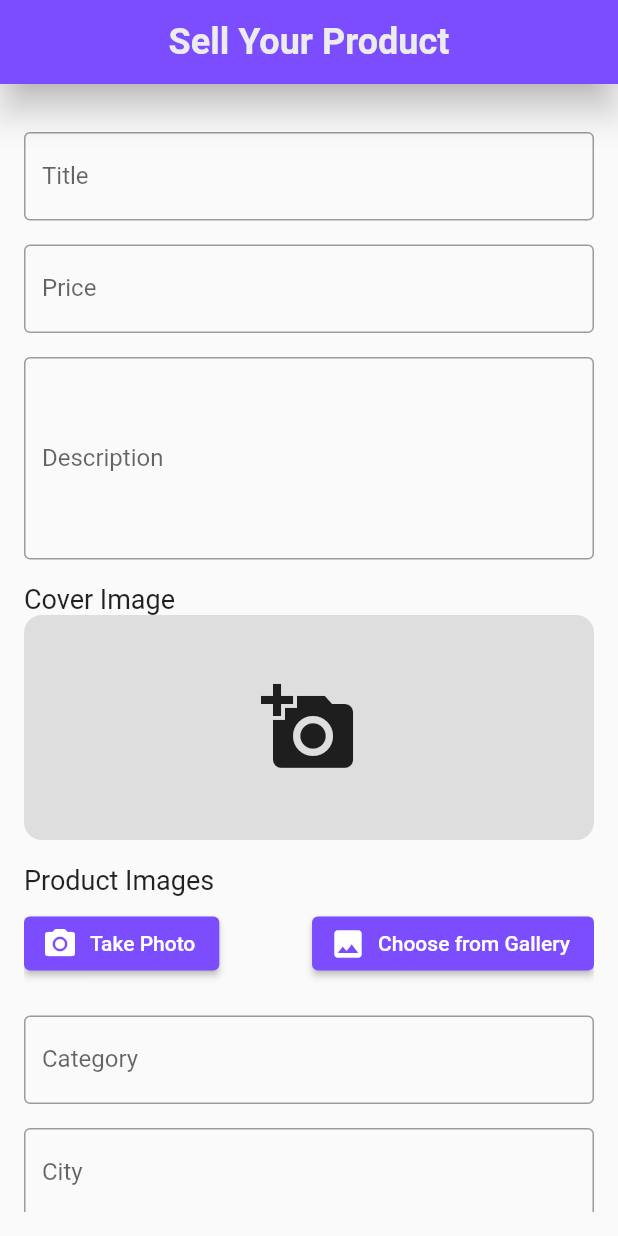
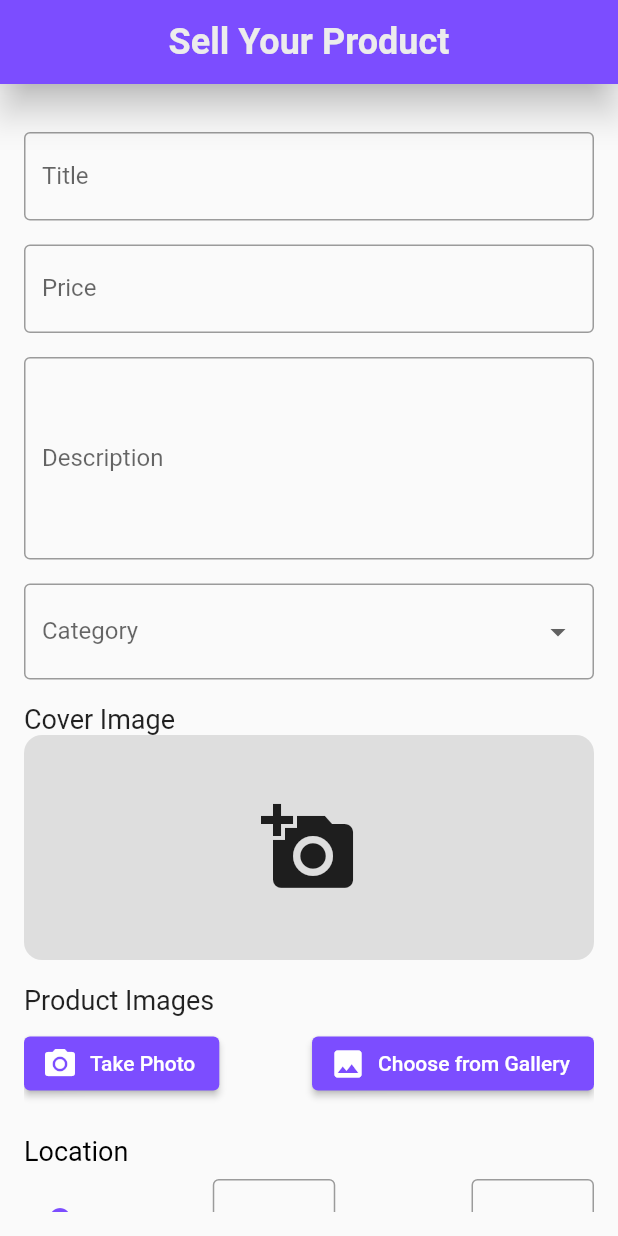
Before and after one commit to AhmedAmgad28/Uni-Hub, a Flutter app: the SellProductPage screen opened by its route, on a phone screen of 412 x 824 dp. Run offline on Flutter 3.47's test engine with Material 2 defaults, Android fonts, the phone set to English and light mode, and no system bars; our stand-ins replace flutter_secure_storage, geolocator, image_picker; accounts and stored records are empty; network calls fail.

Commit message:
adding DropMenu to the Category field

```diff
--- a/lib/pages/sell_your_product.dart
+++ b/lib/pages/sell_your_product.dart
@@ -4,7 +4,6 @@ import 'package:project_v2/helper/constants.dart';
 import 'package:image_picker/image_picker.dart';
 import '../services/add_product.dart';
 import 'package:geolocator/geolocator.dart';
-
 import 'navigator_home_page.dart';
 
 class SellProductPage extends StatefulWidget {
@@ -14,6 +13,13 @@ class SellProductPage extends StatefulWidget {
 
   @override
   State<SellProductPage> createState() => _SellProductPageState();
+}
+
+class Category {
+  final String value;
+  final String label;
+
+  const Category({required this.value, required this.label});
 }
 
 class _SellProductPageState extends State<SellProductPage> {
@@ -28,6 +34,13 @@ class _SellProductPageState extends State<SellProductPage> {
   final _addressController = TextEditingController();
   final _locationDescriptionController = TextEditingController();
   final List<File> _selectedImages = [];
+
+  final List<Category> _categories = [
+    const Category(value: 'Books', label: 'Books'),
+    const Category(value: 'Tools', label: 'Tools'),
+    const Category(value: 'Services', label: 'Services'),
+    const Category(value: 'Other', label: 'Other'),
+  ];
 
   Future<void> _getImage(ImageSource source) async {
     final pickedFile = await ImagePicker().pickImage(source: source);
@@ -94,7 +107,8 @@ class _SellProductPageState extends State<SellProductPage> {
         // ignore: use_build_context_synchronously
         Navigator.pushNamedAndRemoveUntil(
           context,
-    NavigatorHome.id, // replace '/home' with the name of your home page route
+          NavigatorHome
+              .id, // replace '/home' with the name of your home page route
           (route) => false,
         );
         // ignore: use_build_context_synchronously
@@ -212,6 +226,35 @@ class _SellProductPageState extends State<SellProductPage> {
                 },
               ),
               const SizedBox(height: 16.0),
+              DropdownButtonFormField<String>(
+                value: _categoryController.text.isNotEmpty
+                    ? _categoryController.text
+                    : null,
+                decoration: const InputDecoration(
+                  labelText: 'Category',
+                  border: OutlineInputBorder(),
+                ),
+                items: _categories.map((category) {
+                  return DropdownMenuItem<String>(
+                    key: Key(category
+                        .value), // assign a unique key based on the category value
+                    value: category.value,
+                    child: Text(category.label),
+                  );
+                }).toList(),
+                onChanged: (value) {
+                  setState(() {
+                    _categoryController.text = value!;
+                  });
+                },
+                validator: (value) {
+                  if (value == null) {
+                    return 'Please select a category';
+                  }
+                  return null;
+                },
+              ),
+              const SizedBox(height: 16.0),
               const Text(
                 'Cover Image',
                 style: TextStyle(fontSize: 18.0),
@@ -299,30 +342,12 @@ class _SellProductPageState extends State<SellProductPage> {
                   ),
                 ),
               const SizedBox(height: 16.0),
-              TextFormField(
-                controller: _categoryController,
-                style: const TextStyle(color: Colors.black),
-                decoration: const InputDecoration(
-                  labelText: 'Category',
-                  border: OutlineInputBorder(),
-                ),
-              ),
-              const SizedBox(height: 16.0),
-              TextFormField(
-                controller: _cityController,
-                style: const TextStyle(color: Colors.black),
-                decoration: const InputDecoration(
-                  labelText: 'City',
-                  border: OutlineInputBorder(),
-                ),
-              ),
-              const SizedBox(height: 16.0),
               Column(
                 crossAxisAlignment: CrossAxisAlignment.start,
                 children: [
                   const Text(
                     'Location',
-                    style: TextStyle(fontSize: 18,color: Colors.black),
+                    style: TextStyle(fontSize: 18, color: Colors.black),
                   ),
                   const SizedBox(height: 8.0),
                   Row(
@@ -341,7 +366,7 @@ class _SellProductPageState extends State<SellProductPage> {
                       const SizedBox(width: 8.0),
                       const Text(
                         'Latitude:',
-                        style: TextStyle(fontSize: 16,color: Colors.black),
+                        style: TextStyle(fontSize: 16, color: Colors.black),
                       ),
                       const SizedBox(width: 8.0),
                       Expanded(
@@ -395,6 +420,15 @@ class _SellProductPageState extends State<SellProductPage> {
               ),
               const SizedBox(height: 16.0),
               TextFormField(
+                controller: _cityController,
+                style: const TextStyle(color: Colors.black),
+                decoration: const InputDecoration(
+                  labelText: 'City',
+                  border: OutlineInputBorder(),
+                ),
+              ),
+              const SizedBox(height: 16.0),
+              TextFormField(
                 controller: _addressController,
                 decoration: const InputDecoration(
                   labelText: 'Address',
```
Also changed, not shown: lib/services/search.dart (added, +15 -0 lines). Lines whose indentation alone changed are shown as unchanged.
